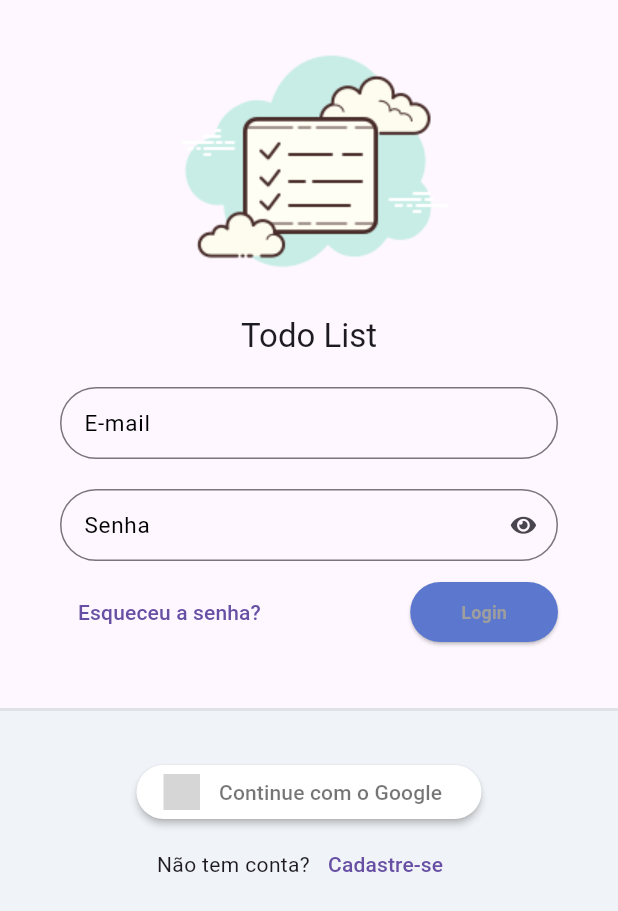
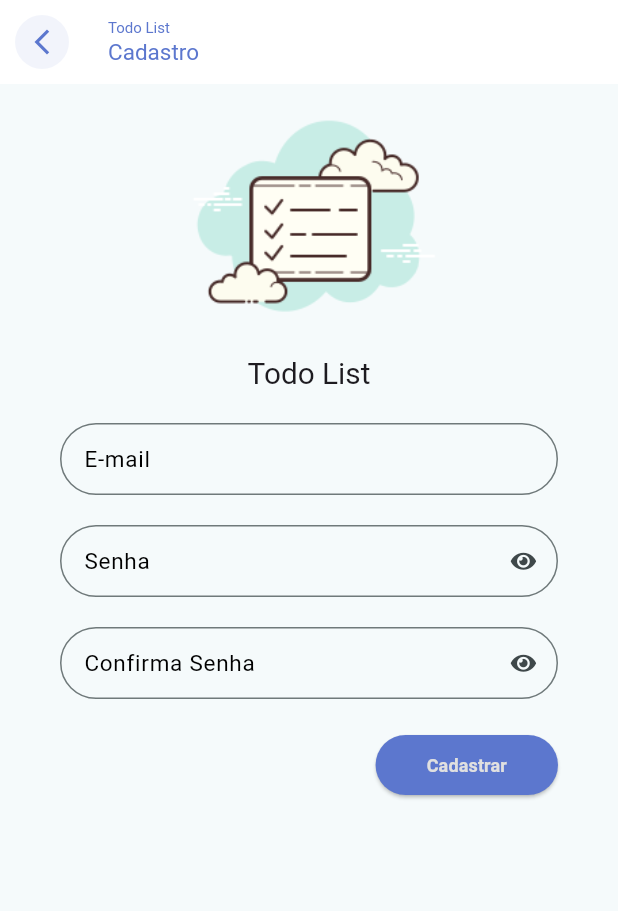
Before and after one commit to enzozami/flutter-todo-list-provider, a Flutter app: the screen it shows after launch, after a tap on "Cadastre-se", on a phone screen of 412 x 824 dp. Shown: the top 911 px of the screen. Run offline on Flutter 3.47's test engine with Material 3 defaults, Android fonts, the phone set to English and light mode, and no system bars; our stand-ins replace flutter_signin_button, google_fonts, sqflite, sqflite_common, synchronized; accounts and stored records are empty; Roboto replaces fonts that are missing (Mandali); grey boxes are pictures that could not be loaded.

Commit message:
construindo layout de tela de cadastro

```diff
--- a/lib/app/core/ui/theme_extensions.dart
+++ b/lib/app/core/ui/theme_extensions.dart
@@ -9,6 +9,6 @@ extension ThemeExtension on BuildContext {
   TextStyle get textStyle => TextStyle(
         fontSize: 12,
         fontWeight: FontWeight.bold,
-        color: Colors.grey,
+        color: Colors.grey[300],
       );
 }
--- a/lib/app/core/ui/todo_list_ui_config.dart
+++ b/lib/app/core/ui/todo_list_ui_config.dart
@@ -5,6 +5,7 @@ class TodoListUiConfig {
   TodoListUiConfig._();
 
   static ThemeData get theme => ThemeData(
+        colorScheme: ColorScheme.fromSeed(seedColor: Colors.white),
         textTheme: GoogleFonts.mandaliTextTheme(),
         primaryColor: Color(0xff5C77CE),
         primaryColorLight: Color(0xffABC8F7),
@@ -13,5 +14,10 @@ class TodoListUiConfig {
             backgroundColor: Color(0xff5C77CE),
           ),
         ),
+        textButtonTheme: TextButtonThemeData(
+          style: TextButton.styleFrom(
+            foregroundColor: const Color(0xff5C77CE),
+          ),
+        ),
       );
 }
--- a/lib/app/modules/auth/auth_module.dart
+++ b/lib/app/modules/auth/auth_module.dart
@@ -2,13 +2,19 @@ import 'package:provider/provider.dart';
 import 'package:todo_list_provider/app/core/modules/todo_list_module.dart';
 import 'package:todo_list_provider/app/modules/auth/login/login_controller.dart';
 import 'package:todo_list_provider/app/modules/auth/login/login_page.dart';
+import 'package:todo_list_provider/app/modules/auth/register/register_controller.dart';
+import 'package:todo_list_provider/app/modules/auth/register/register_page.dart';
 
 class AuthModule extends TodoListModule {
   AuthModule()
       : super(
-          bindings: [ChangeNotifierProvider(create: (_) => LoginController())],
+          bindings: [
+            ChangeNotifierProvider(create: (_) => LoginController()),
+            ChangeNotifierProvider(create: (_) => RegisterController()),
+          ],
           routers: {
             '/login': (context) => LoginPage(),
+            '/register': (context) => RegisterPage(),
           },
         );
 }
--- a/lib/app/modules/auth/login/login_page.dart
+++ b/lib/app/modules/auth/login/login_page.dart
@@ -112,7 +112,9 @@ class LoginPage extends StatelessWidget {
                               children: [
                                 Text('Não tem conta?'),
                                 TextButton(
-                                  onPressed: () {},
+                                  onPressed: () {
+                                    Navigator.of(context).pushNamed('/register');
+                                  },
                                   child: Text('Cadastre-se'),
                                 ),
                               ],
--- /dev/null
+++ b/lib/app/modules/auth/register/register_controller.dart
@@ -0,0 +1,3 @@
+import 'package:flutter/material.dart';
+
+class RegisterController extends ChangeNotifier {}
--- /dev/null
+++ b/lib/app/modules/auth/register/register_page.dart
@@ -0,0 +1,106 @@
+import 'package:flutter/material.dart';
+import 'package:todo_list_provider/app/core/ui/theme_extensions.dart';
+import 'package:todo_list_provider/app/core/widget/todo_list_field.dart';
+import 'package:todo_list_provider/app/core/widget/todo_list_logo.dart';
+
+class RegisterPage extends StatelessWidget {
+  const RegisterPage({super.key});
+
+  @override
+  Widget build(BuildContext context) {
+    return Scaffold(
+      appBar: AppBar(
+        automaticallyImplyLeading: false,
+        backgroundColor: Colors.white,
+        title: Column(
+          crossAxisAlignment: CrossAxisAlignment.start,
+          children: [
+            Text(
+              'Todo List',
+              style: TextStyle(
+                fontSize: 10,
+                color: context.primaryColor,
+              ),
+            ),
+            Text(
+              'Cadastro',
+              style: TextStyle(
+                fontSize: 15,
+                color: context.primaryColor,
+              ),
+            ),
+          ],
+        ),
+        leading: IconButton(
+            onPressed: () => Navigator.pop(context),
+            icon: ClipOval(
+              child: Container(
+                color: context.primaryColor.withAlpha(20),
+                padding: const EdgeInsets.all(8),
+                child: Icon(
+                  Icons.arrow_back_ios_new_outlined,
+                  size: 20,
+                  color: context.primaryColor,
+                ),
+              ),
+            )),
+      ),
+      body: ListView(
+        children: [
+          SizedBox(
+            height: MediaQuery.of(context).size.width * .5,
+            child: FittedBox(
+              fit: BoxFit.fitHeight,
+              child: TodoListLogo(),
+            ),
+          ),
+          Padding(
+            padding: const EdgeInsets.symmetric(horizontal: 40, vertical: 20),
+            child: Form(
+              child: Column(
+                children: [
+                  TodoListField(label: 'E-mail'),
+                  SizedBox(
+                    height: 20,
+                  ),
+                  TodoListField(
+                    label: 'Senha',
+                    obscureText: true,
+                  ),
+                  SizedBox(
+                    height: 20,
+                  ),
+                  TodoListField(
+                    label: 'Confirma Senha',
+                    obscureText: true,
+                  ),
+                  SizedBox(
+                    height: 20,
+                  ),
+                  Align(
+                    alignment: Alignment.bottomRight,
+                    child: ElevatedButton(
+                      onPressed: () {},
+                      style: ElevatedButton.styleFrom(
+                        shape: RoundedRectangleBorder(
+                          borderRadius: BorderRadius.circular(20),
+                        ),
+                      ),
+                      child: Padding(
+                        padding: const EdgeInsets.all(10.0),
+                        child: Text(
+                          'Cadastrar',
+                          style: context.textStyle,
+                        ),
+                      ),
+                    ),
+                  ),
+                ],
+              ),
+            ),
+          )
+        ],
+      ),
+    );
+  }
+}
```
